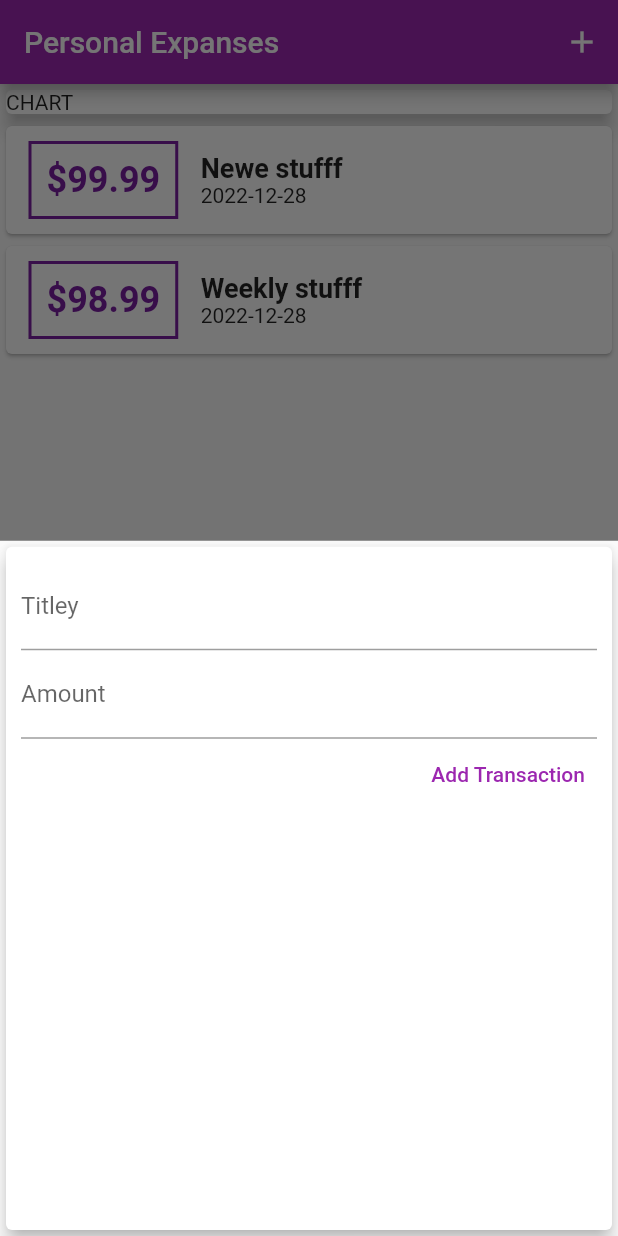
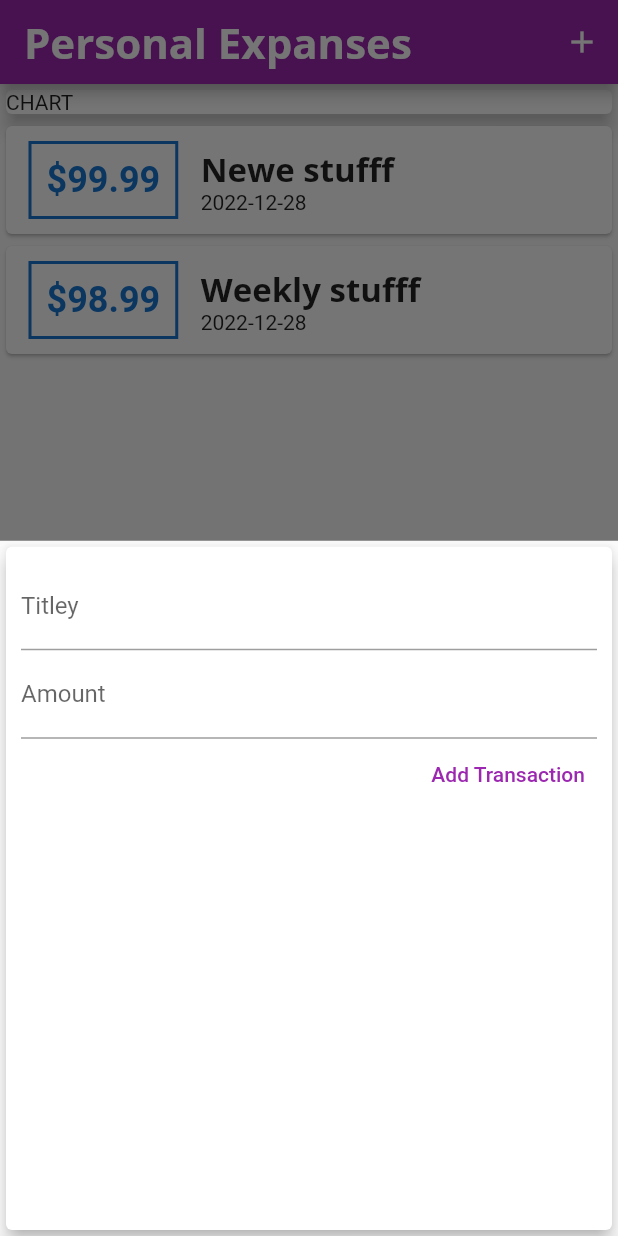
Before and after one commit to horizoncrafts/flutter-guide, a Flutter app: the screen it shows after launch, after a tap on the "add" icon, on a phone screen of 412 x 824 dp. Run offline on Flutter 3.47's test engine with Material 2 defaults, Android fonts, the phone set to English and light mode, and no system bars.

Commit message:
Add fonts, do styling and theming.

```diff
--- a/expanse_planner/lib/main.dart
+++ b/expanse_planner/lib/main.dart
@@ -15,10 +15,32 @@ class MyApp extends StatelessWidget {
     return MaterialApp(
       title: 'Personal Demo',
       theme: ThemeData(
-        primarySwatch: Colors.purple,
-        accentColor: Colors.amber,
-        // colorScheme: ColorScheme.fromSwatch(primarySwatch: Colors.red),
-      ),
+          fontFamily: 'QuickSand',
+          textTheme: ThemeData.light()
+              .textTheme
+              .copyWith(headline6: const TextStyle(fontFamily: 'OpenSans', fontSize: 22, fontWeight: FontWeight.bold)),
+          appBarTheme: AppBarTheme(
+            toolbarTextStyle: ThemeData.light()
+                .textTheme
+                .copyWith(
+                    headline6: const TextStyle(
+                  fontFamily: 'OpenSans',
+                  fontSize: 22,
+                ))
+                .bodyText2,
+            titleTextStyle: ThemeData.light()
+                .textTheme
+                .copyWith(
+                    headline6: const TextStyle(
+                  fontFamily: 'OpenSans',
+                  fontSize: 28,
+                  fontWeight: FontWeight.bold,
+                ))
+                .headline6,
+          ),
+          colorScheme: ColorScheme.fromSwatch(primarySwatch: Colors.purple, accentColor: Colors.amber)
+          // ColorScheme.fromSwatch(primarySwatch: Colors.purple).copyWith(secondary: Colors.amber),
+          ),
       home: const MyHomePage(),
     );
   }
@@ -68,7 +90,9 @@ class _MyHomePageState extends State<MyHomePage> {
             child: const Icon(Icons.add)),
         floatingActionButtonLocation: FloatingActionButtonLocation.centerDocked,
         appBar: AppBar(
-          title: const Text('Personal Expanses'),
+          title: const Text(
+            'Personal Expanses',
+          ),
           actions: <Widget>[
             IconButton(
                 onPressed: () {
--- a/expanse_planner/lib/widgets/new_transaction.dart
+++ b/expanse_planner/lib/widgets/new_transaction.dart
@@ -3,7 +3,7 @@ import 'package:flutter/material.dart';
 class NewTransaction extends StatefulWidget {
   final Function addTransactionCallback;
 
-  NewTransaction({super.key, required this.addTransactionCallback});
+  const NewTransaction({super.key, required this.addTransactionCallback});
 
   @override
   State<NewTransaction> createState() => _NewTransactionState();
--- a/expanse_planner/lib/widgets/transaction_list.dart
+++ b/expanse_planner/lib/widgets/transaction_list.dart
@@ -38,7 +38,7 @@ class TransactionList extends StatelessWidget {
                   crossAxisAlignment: CrossAxisAlignment.start,
                   children: <Widget>[
                     Text(
-                      style: const TextStyle(fontWeight: FontWeight.bold, fontSize: 18),
+                      style: Theme.of(context).textTheme.headline6,
                       userTransactions[index].title,
                     ),
                     Text(
```
Also changed, not shown: expanse_planner/pubspec.yaml (+11 -11 lines), expanse_planner/assets/fonts/OpenSans-Bold.ttf (added), expanse_planner/assets/fonts/OpenSans-Regular.ttf (added), expanse_planner/assets/fonts/Quicksand-Bold.ttf (added), expanse_planner/assets/fonts/Quicksand-Light.ttf (added), expanse_planner/assets/fonts/Quicksand-Medium.ttf (added), expanse_planner/assets/fonts/Quicksand-Regular.ttf (added), 1 other file.
